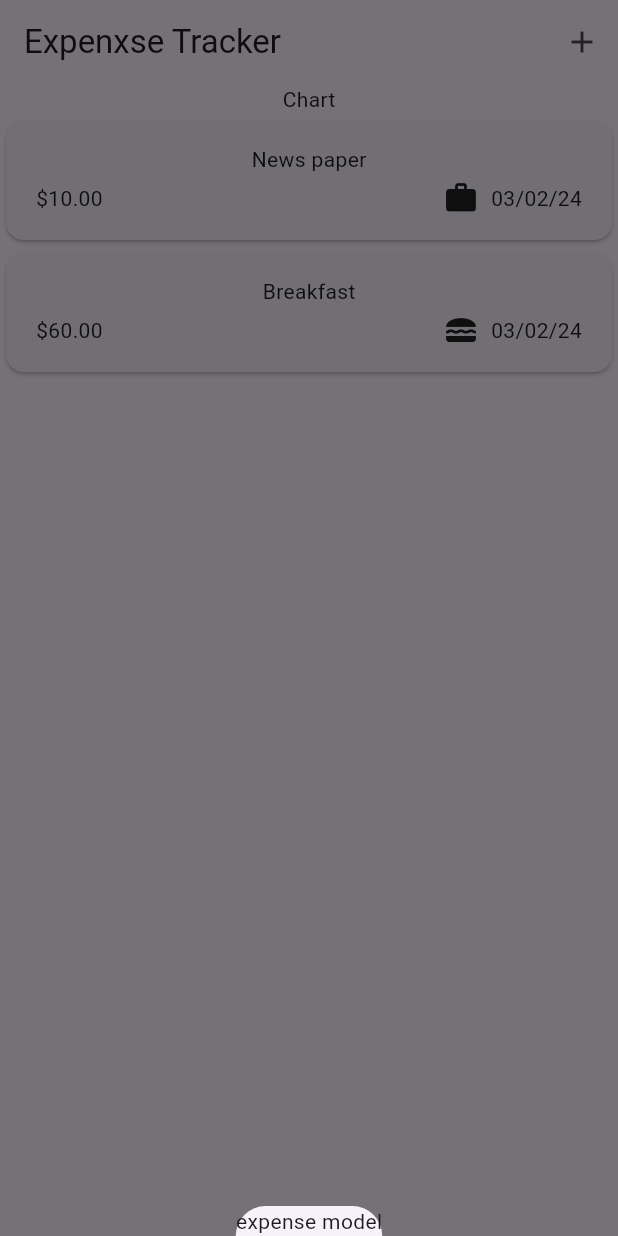
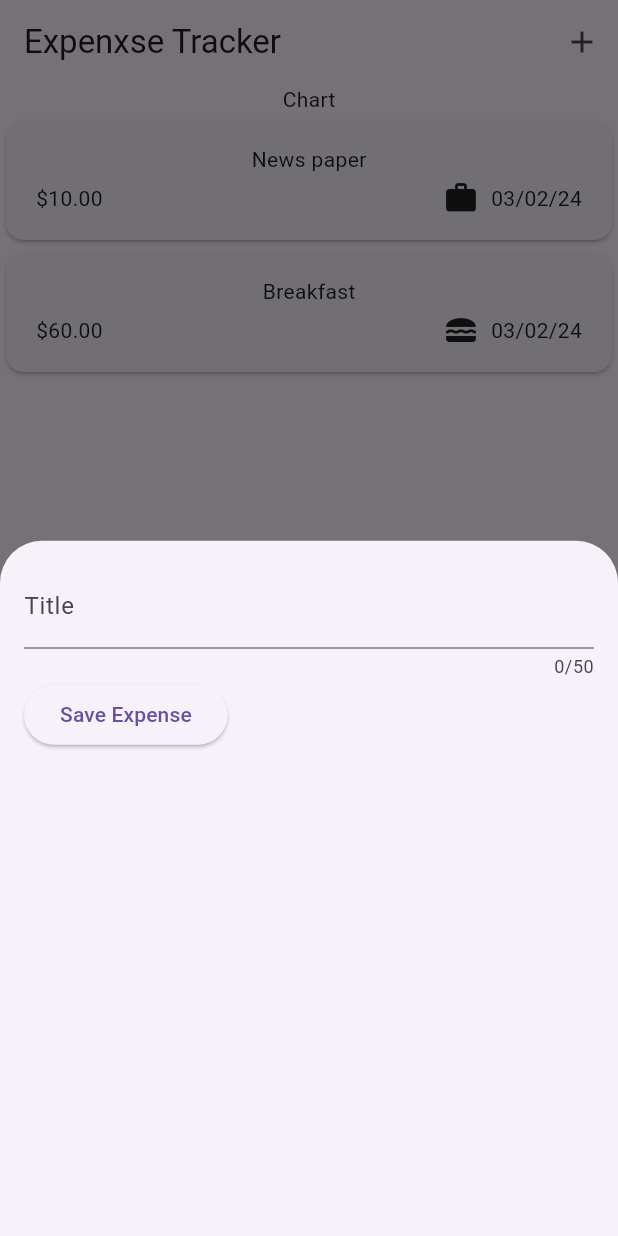
Before and after one commit to demonking15543/expense_tracker, a Flutter app: the screen it shows after launch, after a tap on the "add" icon, on a phone screen of 412 x 824 dp. Run offline on Flutter 3.47's test engine with Material 2 defaults, Android fonts, the phone set to English and light mode, and no system bars.

Commit message:
added input textfield and learnt about controller and onChanged

```diff
--- a/lib/widgets/expenses.dart
+++ b/lib/widgets/expenses.dart
@@ -1,5 +1,6 @@
 import 'package:expense_tracker/modals/expense.dart';
 import 'package:expense_tracker/widgets/expenseslist/expenses_list.dart';
+import 'package:expense_tracker/widgets/new_expense.dart';
 
 import 'package:flutter/material.dart';
 class Expenses extends StatefulWidget{
@@ -30,7 +31,9 @@ class _ExpensesState extends State<Expenses>{
 
 
  void _openAddExpenseOverlay(){
-  showModalBottomSheet(context: context, builder: (ctx)=> const Text("expense model"),);
+  showModalBottomSheet(
+    context: context,
+     builder: (ctx)=> const NewExpense(),);
 
  }
   @override
--- /dev/null
+++ b/lib/widgets/new_expense.dart
@@ -0,0 +1,53 @@
+import 'package:flutter/material.dart';
+
+class NewExpense extends StatefulWidget{
+
+const NewExpense({super.key});
+
+@override
+  State<NewExpense> createState(){
+    return _NewStateExpense();
+  }
+
+}
+
+class _NewStateExpense extends State<NewExpense>{
+  // var _enteredTitle ='';
+  // void _saveTitleInput(String inputValue){
+  //    _enteredTitle=inputValue;
+
+
+  // }
+
+  final _titleController = TextEditingController();
+
+  @override
+  void dispose(){
+    _titleController.dispose();
+    super.dispose();
+  }
+  @override
+  Widget build(BuildContext context) {
+    return  Padding(
+      padding: const EdgeInsets.all(16),
+    child:  Column(
+      children:  [
+        TextField(
+          maxLength: 50,
+          // onChanged:_saveTitleInput ,
+
+         controller: _titleController,
+          decoration: const InputDecoration(
+            label: Text("Title")
+          ),
+
+        ),
+        Row(children: [
+          ElevatedButton(onPressed: (){
+            print(_titleController.text);
+          }, child: const Text("Save Expense"))
+        ],)
+      ],
+    ),);
+  }
+}
```
